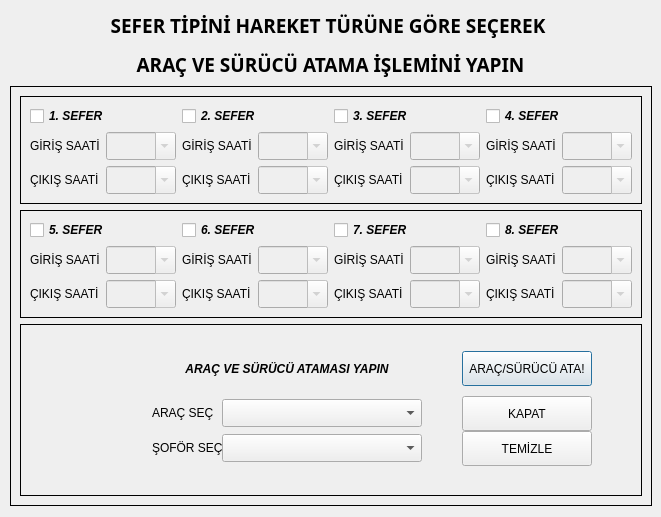
Above: ui/ui_files/trips_dialog.ui from AyhanErcan70/SATTUP before the change. Below: the same form after it.
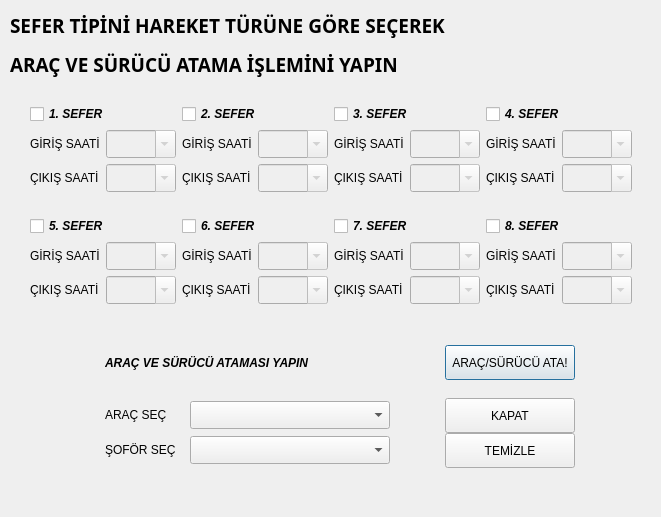
That is the form after the change.

```diff
--- a/ui/ui_files/trips_dialog.ui
+++ b/ui/ui_files/trips_dialog.ui
@@ -29,19 +29,13 @@
     </rect>
    </property>
    <property name="frameShape">
-    <enum>QFrame::Shape::Box</enum>
-   </property>
-   <property name="frameShadow">
-    <enum>QFrame::Shadow::Plain</enum>
+    <enum>QFrame::NoFrame</enum>
    </property>
    <layout class="QGridLayout" name="gridLayout_5">
     <item row="0" column="0">
      <widget class="QFrame" name="top_frame">
       <property name="frameShape">
-       <enum>QFrame::Shape::Box</enum>
-      </property>
-      <property name="frameShadow">
-       <enum>QFrame::Shadow::Plain</enum>
+       <enum>QFrame::NoFrame</enum>
       </property>
       <layout class="QGridLayout" name="gridLayout">
        <item row="0" column="0" colspan="2">
@@ -53,6 +47,7 @@
           <font>
            <family>MS Sans Serif</family>
            <pointsize>9</pointsize>
+           <weight>75</weight>
            <italic>true</italic>
            <bold>true</bold>
           </font>
@@ -71,6 +66,7 @@
           <font>
            <family>MS Sans Serif</family>
            <pointsize>9</pointsize>
+           <weight>75</weight>
            <italic>true</italic>
            <bold>true</bold>
           </font>
@@ -89,6 +85,7 @@
           <font>
            <family>MS Sans Serif</family>
            <pointsize>9</pointsize>
+           <weight>75</weight>
            <italic>true</italic>
            <bold>true</bold>
           </font>
@@ -107,6 +104,7 @@
           <font>
            <family>MS Sans Serif</family>
            <pointsize>9</pointsize>
+           <weight>75</weight>
            <italic>true</italic>
            <bold>true</bold>
           </font>
@@ -1157,10 +1155,7 @@
        </sizepolicy>
       </property>
       <property name="frameShape">
-       <enum>QFrame::Shape::Box</enum>
-      </property>
-      <property name="frameShadow">
-       <enum>QFrame::Shadow::Plain</enum>
+       <enum>QFrame::NoFrame</enum>
       </property>
       <layout class="QGridLayout" name="gridLayout_2">
        <item row="0" column="0" colspan="2">
@@ -1169,6 +1164,7 @@
           <font>
            <family>MS Sans Serif</family>
            <pointsize>9</pointsize>
+           <weight>75</weight>
            <italic>true</italic>
            <bold>true</bold>
           </font>
@@ -1184,6 +1180,7 @@
           <font>
            <family>MS Sans Serif</family>
            <pointsize>9</pointsize>
+           <weight>75</weight>
            <italic>true</italic>
            <bold>true</bold>
           </font>
@@ -1199,6 +1196,7 @@
           <font>
            <family>MS Sans Serif</family>
            <pointsize>9</pointsize>
+           <weight>75</weight>
            <italic>true</italic>
            <bold>true</bold>
           </font>
@@ -1214,6 +1212,7 @@
           <font>
            <family>MS Sans Serif</family>
            <pointsize>9</pointsize>
+           <weight>75</weight>
            <italic>true</italic>
            <bold>true</bold>
           </font>
@@ -2253,10 +2252,7 @@
     <item row="2" column="0">
      <widget class="QFrame" name="bottom_frame">
       <property name="frameShape">
-       <enum>QFrame::Shape::Box</enum>
-      </property>
-      <property name="frameShadow">
-       <enum>QFrame::Shadow::Plain</enum>
+       <enum>QFrame::NoFrame</enum>
       </property>
       <layout class="QGridLayout" name="gridLayout_4">
        <item row="0" column="1">
@@ -2273,7 +2269,7 @@
          <property name="spacing">
           <number>0</number>
          </property>
-         <item row="0" column="0" colspan="2" alignment="Qt::AlignmentFlag::AlignTop">
+         <item row="0" column="0" colspan="2">
           <widget class="QLabel" name="lbl_atama_text">
            <property name="minimumSize">
             <size>
@@ -2291,6 +2287,7 @@
             <font>
              <family>Yu Gothic UI</family>
              <pointsize>9</pointsize>
+             <weight>75</weight>
              <italic>true</italic>
              <bold>true</bold>
             </font>
@@ -2298,9 +2295,6 @@
            <property name="text">
             <string>&lt;html&gt;&lt;head/&gt;&lt;body&gt;&lt;p&gt;ARAÇ VE SÜRÜCÜ ATAMASI YAPIN&lt;/p&gt;&lt;/body&gt;&lt;/html&gt;</string>
            </property>
-           <property name="alignment">
-            <set>Qt::AlignmentFlag::AlignCenter</set>
-           </property>
           </widget>
          </item>
          <item row="3" column="1">
@@ -2400,7 +2394,7 @@
          <item row="0" column="4">
           <spacer name="yatay_gergi">
            <property name="orientation">
-            <enum>Qt::Orientation::Horizontal</enum>
+            <enum>Qt::Vertical</enum>
            </property>
            <property name="sizeType">
             <enum>QSizePolicy::Policy::Fixed</enum>
@@ -2416,7 +2410,7 @@
          <item row="0" column="2">
           <spacer name="horizontalSpacer">
            <property name="orientation">
-            <enum>Qt::Orientation::Horizontal</enum>
+            <enum>Qt::Vertical</enum>
            </property>
            <property name="sizeHint" stdset="0">
             <size>
@@ -2450,6 +2444,7 @@
             <font>
              <family>Yu Gothic UI</family>
              <pointsize>9</pointsize>
+             <weight>50</weight>
              <bold>false</bold>
             </font>
            </property>
@@ -2514,7 +2509,7 @@
        <item row="0" column="0">
         <spacer name="horizontalSpacer_2">
          <property name="orientation">
-          <enum>Qt::Orientation::Horizontal</enum>
+          <enum>Qt::Vertical</enum>
          </property>
          <property name="sizeHint" stdset="0">
           <size>
@@ -2554,15 +2549,13 @@
     <font>
      <family>Lucida Sans Unicode</family>
      <pointsize>14</pointsize>
+     <weight>75</weight>
      <bold>true</bold>
     </font>
    </property>
    <property name="text">
     <string>&lt;html&gt;&lt;head/&gt;&lt;body&gt;&lt;p&gt;SEFER TİPİNİ HAREKET TÜRÜNE GÖRE SEÇEREK &lt;/p&gt;&lt;p&gt;ARAÇ VE SÜRÜCÜ ATAMA İŞLEMİNİ YAPIN&lt;/p&gt;&lt;/body&gt;&lt;/html&gt;</string>
    </property>
-   <property name="alignment">
-    <set>Qt::AlignmentFlag::AlignCenter</set>
-   </property>
   </widget>
  </widget>
  <resources/>
```
Left out of the diff: 305 changed lines with no effect on the pictures.
